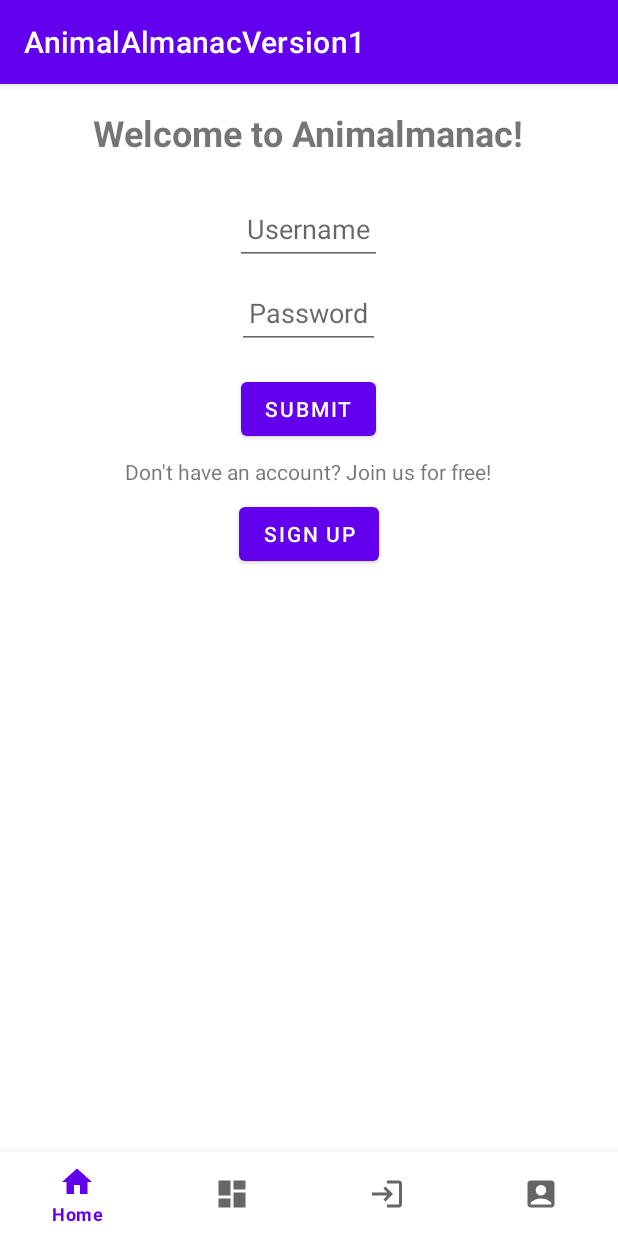
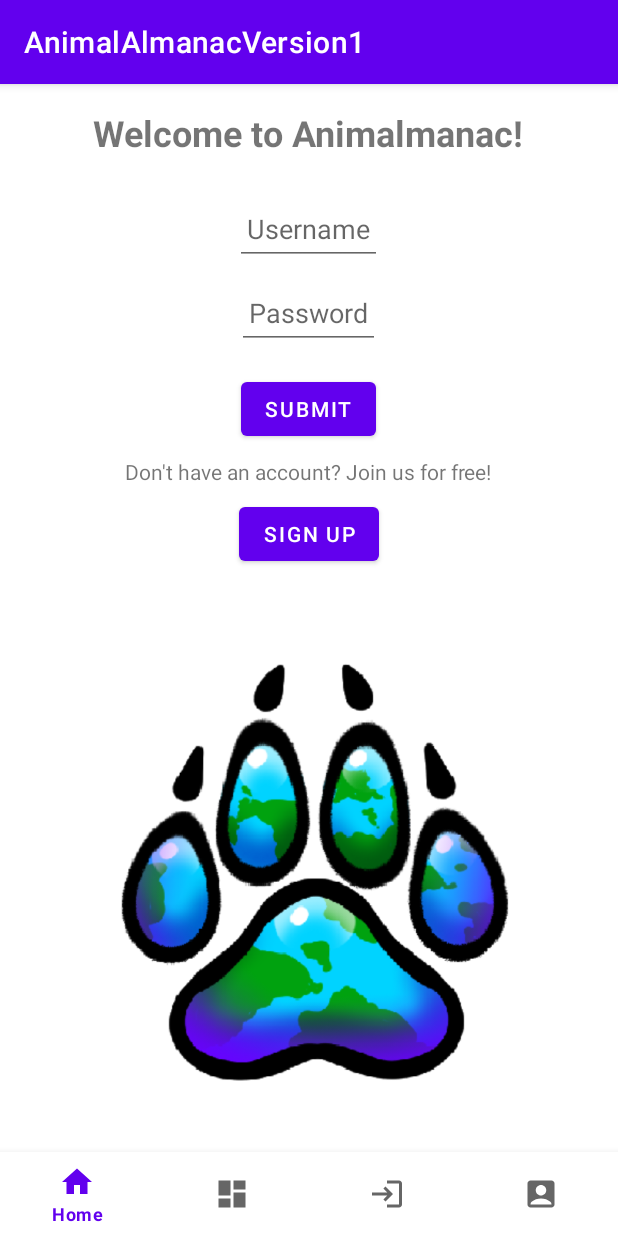
Before and after one commit to Oscar-Mallen/AnimalAlmanacVersion1, an Android app: the screen it shows after launch (MainActivity), on a phone screen of 412 x 824 dp. Run offline under Robolectric (Android 15) with nearby library versions, the phone set to English and light mode, and no system bars; our stand-ins replace navigation-ui.

Commit message:
imported logo to login screen

```diff
--- a/app/src/main/res/layout/fragment_login.xml
+++ b/app/src/main/res/layout/fragment_login.xml
@@ -1,6 +1,7 @@
 <?xml version="1.0" encoding="utf-8"?>
 <ScrollView
     xmlns:android="http://schemas.android.com/apk/res/android"
+    xmlns:app="http://schemas.android.com/apk/res-auto"
     android:layout_width="match_parent"
     android:layout_height="match_parent"
     android:focusableInTouchMode="true"
@@ -85,5 +86,16 @@
             android:layout_gravity="center_horizontal"
             android:clickable="true" />
 
+        <ImageView
+            android:id="@+id/imageView"
+            android:layout_width="match_parent"
+            android:layout_height="wrap_content"
+            android:scaleX=".75"
+            android:scaleY=".75"
+            app:srcCompat="@drawable/logo" />
+
+        <!-- Sign Up Button -->
+
+
     </LinearLayout>
 </ScrollView>
```
